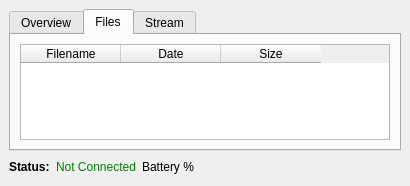
Above: interface.ui from 0x090909/goProUtility before the change. Below: the same form after it.
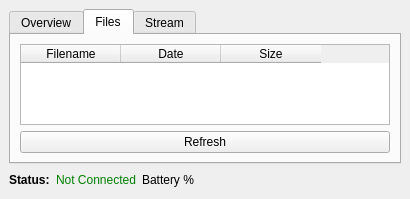
That is the form after the change. The open tabs and pages were chosen to show the change.

Commit message: added refresh button

Diff of the .ui file:
```diff
--- a/interface.ui
+++ b/interface.ui
@@ -7,7 +7,7 @@
     <x>0</x>
     <y>0</y>
     <width>410</width>
-    <height>186</height>
+    <height>199</height>
    </rect>
   </property>
   <property name="windowTitle">
@@ -146,6 +146,13 @@
           </column>
          </widget>
         </item>
+        <item row="1" column="0">
+         <widget class="QPushButton" name="refresh_files">
+          <property name="text">
+           <string>Refresh</string>
+          </property>
+         </widget>
+        </item>
        </layout>
       </widget>
       <widget class="QWidget" name="tab_2">
```
Left out of the diff: 2 changed lines with no effect on the pictures. The commit also changes 19 other files.
